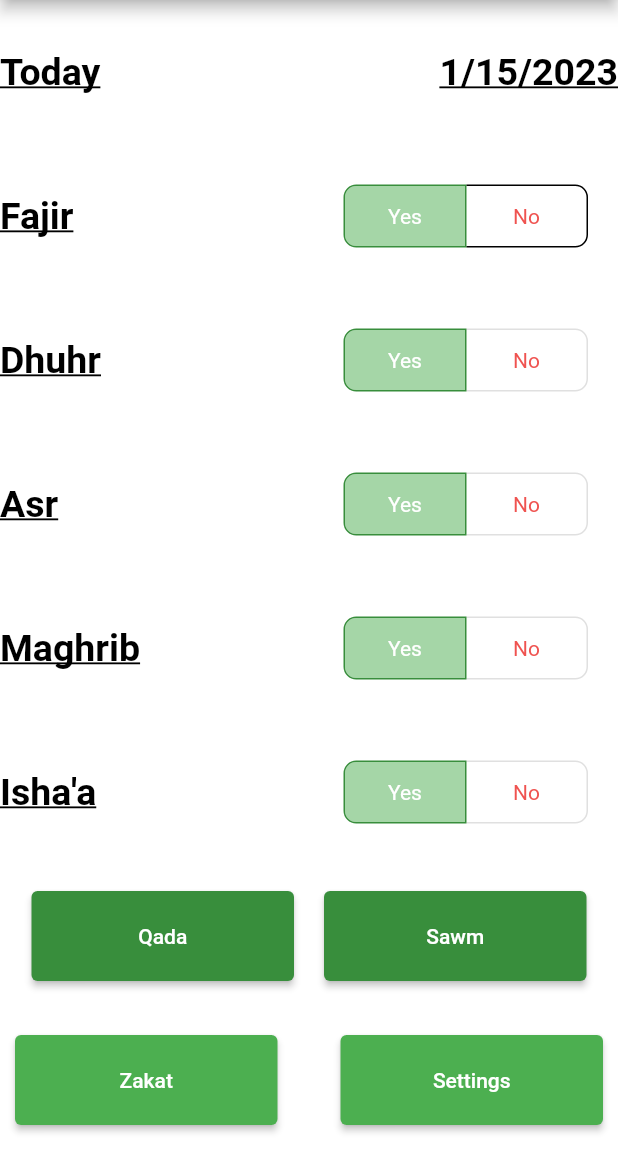
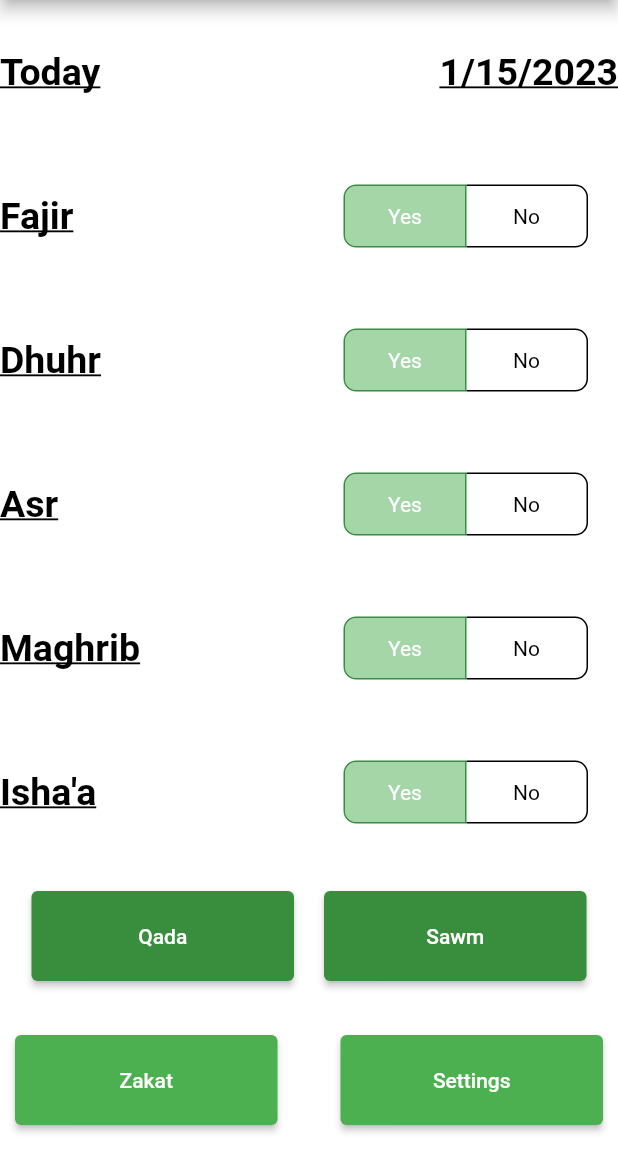
Before and after one commit to KhaledKorfali2/prayer_tracker_app, a Flutter app: the screen it shows after launch, on a phone screen of 412 x 824 dp, the part 84-1236 px from its top. Run offline on Flutter 3.47's test engine with Material 2 defaults, Android fonts, the phone set to English and light mode, and no system bars; our stand-ins replace shared_preferences.

Commit message:
Changed borderColor and text color of toggle switches to dynamically change based on theme

```diff
--- a/lib/main.dart
+++ b/lib/main.dart
@@ -189,7 +189,7 @@ class _MyHomePageState extends State<MyHomePage> {
     });
   }
 
-  saveIsSelectedFajir(var temp) async {
+  saveIsSelectedFajir() async {
     SharedPreferences prefs = await SharedPreferences.getInstance();
     setState(() {
       prefs.setStringList(
@@ -198,8 +198,8 @@ class _MyHomePageState extends State<MyHomePage> {
       );
       prefs.setInt('currentFontFamily', _currentSelectedFajir);
     });
-    await _applyToggleValsToTally(
-        fajirController,isSelectedFajir,curFajirNum,"FajirNum", temp);
+    /*await _applyToggleValsToTally(
+        fajirController,isSelectedFajir,curFajirNum,"FajirNum", temp);*/
   }
 
   getIsSelectedFajir() async {
@@ -342,7 +342,7 @@ class _MyHomePageState extends State<MyHomePage> {
     SharedPreferences prefs = await SharedPreferences.getInstance();
     prefs.setBool(switchKey, value);
     print('Switch Value saved $value');
-    _updateAppTheme();
+    await _updateAppTheme();
     return prefs.setBool(switchKey, value);
   }
 
@@ -716,15 +716,16 @@ class _MyHomePageState extends State<MyHomePage> {
                       // logic for button selection below
                       onPressed: (int index) {
                         setState(() {
-                          String temp1 = isSelectedFajir.toString();
+                          String tempIsSelectedFajir = isSelectedFajir.toString();
 
                           for (int i = 0; i < isSelectedFajir.length; i++) {
                             isSelectedFajir[i] = i == index;
                           }
                           _currentSelectedFajir = index;
-                          saveIsSelectedFajir(temp1);
+                          saveIsSelectedFajir();
                           print("curFaj" + _currentSelectedFajir.toString());
                           print("isSelFaj" + isSelectedFajir.toString());
+                          _applyToggleValsToTally(fajirController,isSelectedFajir,curFajirNum,"FajirNum", tempIsSelectedFajir);
 
                         });
                       },
@@ -733,7 +734,7 @@ class _MyHomePageState extends State<MyHomePage> {
                       selectedBorderColor: Colors.green[700],
                       selectedColor: Colors.white,
                       fillColor: Colors.green[200],
-                      color: Colors.red[400],
+                      color: textCol,
                       constraints: const BoxConstraints(
                         minHeight: 40.0,
                         minWidth: 80.0,
@@ -765,19 +766,21 @@ class _MyHomePageState extends State<MyHomePage> {
                       // logic for button selection below
                       onPressed: (int index) {
                         setState(() {
+                          String tempIsSelectedDhuhr = isSelectedDhuhr.toString();
                           for (int i = 0; i < isSelectedDhuhr.length; i++) {
                             isSelectedDhuhr[i] = i == index;
                           }
                           _currentSelectedDhuhr = index;
                           saveIsSelectedDhuhr();
-                          //_applyToggleValsToTally(dhuhrController, isSelectedDhuhr, curDhuhrNum, "DhuhrNum");
+                          _applyToggleValsToTally(dhuhrController, isSelectedDhuhr, curDhuhrNum, "DhuhrNum", tempIsSelectedDhuhr);
                         });
                       },
                       borderRadius: const BorderRadius.all(Radius.circular(8)),
+                      borderColor: borderCol,
                       selectedBorderColor: Colors.green[700],
                       selectedColor: Colors.white,
                       fillColor: Colors.green[200],
-                      color: Colors.red[400],
+                      color: textCol,
                       constraints: const BoxConstraints(
                         minHeight: 40.0,
                         minWidth: 80.0,
@@ -809,19 +812,21 @@ class _MyHomePageState extends State<MyHomePage> {
                       // logic for button selection below
                       onPressed: (int index) {
                         setState(() {
+                          String tempIsSelectedAsr = isSelectedAsr.toString();
                           for (int i = 0; i < isSelectedAsr.length; i++) {
                             isSelectedAsr[i] = i == index;
                           }
                           _currentSelectedAsr = index;
                           saveIsSelectedAsr();
-                          //_applyToggleValsToTally(asrController, isSelectedAsr, curAsrNum, "AsrNum");
+                          _applyToggleValsToTally(asrController, isSelectedAsr, curAsrNum, "AsrNum", tempIsSelectedAsr);
                         });
                       },
                       borderRadius: const BorderRadius.all(Radius.circular(8)),
+                      borderColor: borderCol,
                       selectedBorderColor: Colors.green[700],
                       selectedColor: Colors.white,
                       fillColor: Colors.green[200],
-                      color: Colors.red[400],
+                      color: textCol,
                       constraints: const BoxConstraints(
                         minHeight: 40.0,
                         minWidth: 80.0,
@@ -853,19 +858,21 @@ class _MyHomePageState extends State<MyHomePage> {
                       // logic for button selection below
                       onPressed: (int index) {
                         setState(() {
+                          String tempIsSelectedMaghrib = isSelectedMaghrib.toString();
                           for (int i = 0; i < isSelectedMaghrib.length; i++) {
                             isSelectedMaghrib[i] = i == index;
                           }
                           _currentSelectedMaghrib = index;
                           saveIsSelectedMaghrib();
-                          //_applyToggleValsToTally(maghribController, isSelectedMaghrib, curMaghribNum, "MaghribNum");
+                          _applyToggleValsToTally(maghribController, isSelectedMaghrib, curMaghribNum, "MaghribNum", tempIsSelectedMaghrib);
                         });
                       },
                       borderRadius: const BorderRadius.all(Radius.circular(8)),
+                      borderColor: borderCol,
                       selectedBorderColor: Colors.green[700],
                       selectedColor: Colors.white,
                       fillColor: Colors.green[200],
-                      color: Colors.red[400],
+                      color: textCol,
                       constraints: const BoxConstraints(
                         minHeight: 40.0,
                         minWidth: 80.0,
@@ -897,19 +904,21 @@ class _MyHomePageState extends State<MyHomePage> {
                       // logic for button selection below
                       onPressed: (int index) {
                         setState(() {
+                          String tempIsSelectedIshaa = isSelectedIshaa.toString();
                           for (int i = 0; i < isSelectedIshaa.length; i++) {
                             isSelectedIshaa[i] = i == index;
                           }
                           _currentSelectedIshaa = index;
                           saveIsSelectedIshaa();
-                          //_applyToggleValsToTally(ishaaController, isSelectedIshaa, curIshaaNum, "IshaaNum");
+                          _applyToggleValsToTally(ishaaController, isSelectedIshaa, curIshaaNum, "IshaaNum", tempIsSelectedIshaa);
                         });
                       },
                       borderRadius: const BorderRadius.all(Radius.circular(8)),
+                      borderColor: borderCol,
                       selectedBorderColor: Colors.green[700],
                       selectedColor: Colors.white,
                       fillColor: Colors.green[200],
-                      color: Colors.red[400],
+                      color: textCol,
                       constraints: const BoxConstraints(
                         minHeight: 40.0,
                         minWidth: 80.0,
@@ -942,19 +951,21 @@ class _MyHomePageState extends State<MyHomePage> {
                         // logic for button selection below
                         onPressed: (int index) {
                           setState(() {
+                            String tempIsSelectedSawm = isSelectedSawm.toString();
                             for (int i = 0; i < isSelectedSawm.length; i++) {
                               isSelectedSawm[i] = i == index;
                             }
                             _currentSelectedSawm = index;
                             saveIsSelectedSawm();
-                            //_applyToggleValsToTally(sawmController, isSelectedSawm, curSawmNum, "SawmNum");
+                            _applyToggleValsToTally(sawmController, isSelectedSawm, curSawmNum, "SawmNum", tempIsSelectedSawm);
                           });
                         },
                         borderRadius: const BorderRadius.all(Radius.circular(8)),
+                        borderColor: textCol,
                         selectedBorderColor: Colors.green[700],
                         selectedColor: Colors.white,
                         fillColor: Colors.green[200],
-                        color: Colors.red[400],
+                        color: textCol,
                         constraints: const BoxConstraints(
                           minHeight: 40.0,
                           minWidth: 80.0,
```
